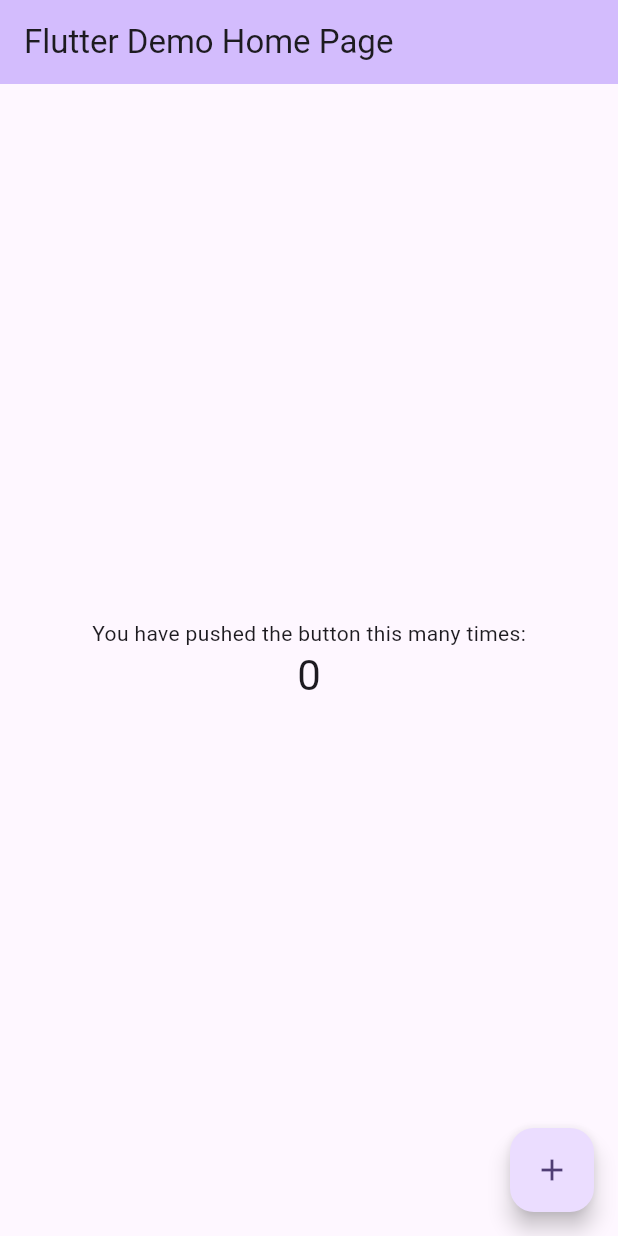
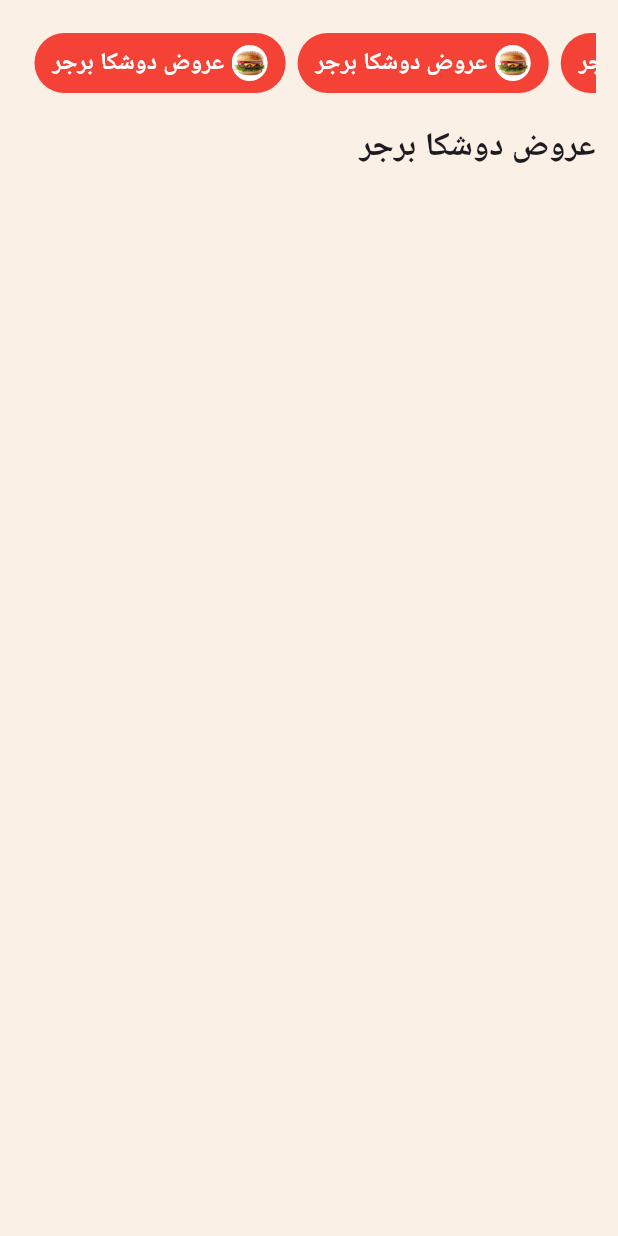
Before and after one commit to AbdelrahmanSiam/trust_flutter_task, a Flutter app: the screen it shows after launch, on a phone screen of 412 x 824 dp. Run offline on Flutter 3.47's test engine with Material 3 defaults, Android fonts, the phone set to English and light mode, and no system bars.

Commit message:
products horizontal item and list view

```diff
--- /dev/null
+++ b/lib/core/utils/app_styles.dart
@@ -0,0 +1,13 @@
+import 'package:flutter/material.dart';
+
+class AppStyles {
+
+  static const TextStyle textStyles22 = TextStyle(
+    fontSize: 22,
+    fontWeight: FontWeight.bold,
+  );
+  static TextStyle textStyles16 = TextStyle(
+    fontSize: 16,
+    fontWeight: FontWeight.bold,
+  );
+}
--- /dev/null
+++ b/lib/core/utils/assets_data.dart
@@ -0,0 +1,3 @@
+class AssetsData {
+   static const String burgur = "assets/images/burgur.jpg";
+}
--- /dev/null
+++ b/lib/features/products/presentation/views/products_view.dart
@@ -0,0 +1,13 @@
+import 'package:flutter/material.dart';
+import 'package:trust_flutter_task/features/products/presentation/views/widgets/product_view_body.dart';
+
+class ProductsView extends StatelessWidget {
+  const ProductsView({super.key});
+
+  @override
+  Widget build(BuildContext context) {
+    return Scaffold(
+      body: ProductViewBody(),
+    );
+  }
+}
--- /dev/null
+++ b/lib/features/products/presentation/views/widgets/horizontal_list_view_item.dart
@@ -0,0 +1,35 @@
+
+import 'package:flutter/material.dart';
+import 'package:trust_flutter_task/core/utils/app_styles.dart';
+import 'package:trust_flutter_task/core/utils/assets_data.dart';
+
+class HorizontalListViewItem extends StatelessWidget {
+  const HorizontalListViewItem({
+    super.key, required this.title, required this.image,
+  });
+  final String title;
+  final String image;
+  @override
+  Widget build(BuildContext context) {
+    return Padding(
+      padding: const EdgeInsets.only(left:8.0),
+      child: Container(
+        padding: const EdgeInsets.symmetric(horizontal: 12, vertical: 6),
+        height: 50,
+        decoration: BoxDecoration(
+          color: Colors.red,
+          borderRadius: BorderRadius.circular(30),
+        ),
+        child: Row(
+          children: [
+            Text(title, style: AppStyles.textStyles16.copyWith(color: Colors.white),),
+            SizedBox(width: 5,),
+            ClipRRect(
+              borderRadius: BorderRadius.circular(100),
+              child: Image.asset(image,height: 24,width: 24,fit: BoxFit.cover,)),
+          ],
+        ),
+      ),
+    );
+  }
+}
--- /dev/null
+++ b/lib/features/products/presentation/views/widgets/product_view_body.dart
@@ -0,0 +1,31 @@
+import 'package:flutter/material.dart';
+import 'package:trust_flutter_task/core/utils/app_styles.dart';
+import 'package:trust_flutter_task/core/utils/assets_data.dart';
+import 'package:trust_flutter_task/features/products/presentation/views/widgets/horizontal_list_view_item.dart';
+
+class ProductViewBody extends StatelessWidget {
+  const ProductViewBody({super.key});
+
+  @override
+  Widget build(BuildContext context) {
+    return Padding(
+      padding: const EdgeInsets.symmetric(vertical: 22.0,horizontal: 15),
+      child: Column(
+        crossAxisAlignment: CrossAxisAlignment.end,
+        children: [
+          SizedBox(
+            height: 40,
+            child: ListView.builder(
+              scrollDirection: Axis.horizontal,
+              itemCount: 10,
+              itemBuilder: (context , index){
+              return HorizontalListViewItem(title: "عروض دوشكا برجر",image: AssetsData.burgur,);
+            },),
+          ),
+          SizedBox(height: 20,),
+          Text("عروض دوشكا برجر" , style: AppStyles.textStyles22,),
+        ],
+      ),
+    );
+  }
+}
--- a/lib/main.dart
+++ b/lib/main.dart
@@ -1,4 +1,5 @@
 import 'package:flutter/material.dart';
+import 'package:trust_flutter_task/features/products/presentation/views/products_view.dart';
 
 void main() {
   runApp(const MyApp());
@@ -7,119 +8,15 @@
 class MyApp extends StatelessWidget {
   const MyApp({super.key});
 
-  // This widget is the root of your application.
   @override
   Widget build(BuildContext context) {
     return MaterialApp(
-      title: 'Flutter Demo',
+      debugShowCheckedModeBanner: false,
       theme: ThemeData(
-        // This is the theme of your application.
-        //
-        // TRY THIS: Try running your application with "flutter run". You'll see
-        // the application has a purple toolbar. Then, without quitting the app,
-        // try changing the seedColor in the colorScheme below to Colors.green
-        // and then invoke "hot reload" (save your changes or press the "hot
-        // reload" button in a Flutter-supported IDE, or press "r" if you used
-        // the command line to start the app).
-        //
-        // Notice that the counter didn't reset back to zero; the application
-        // state is not lost during the reload. To reset the state, use hot
-        // restart instead.
-        //
-        // This works for code too, not just values: Most code changes can be
-        // tested with just a hot reload.
-        colorScheme: ColorScheme.fromSeed(seedColor: Colors.deepPurple),
-        useMaterial3: true,
+        brightness: Brightness.light,
+        scaffoldBackgroundColor: Color(0XFFFAF0E6),
       ),
-      home: const MyHomePage(title: 'Flutter Demo Home Page'),
+      home: ProductsView(),
     );
   }
 }
-
-class MyHomePage extends StatefulWidget {
-  const MyHomePage({super.key, required this.title});
-
-  // This widget is the home page of your application. It is stateful, meaning
-  // that it has a State object (defined below) that contains fields that affect
-  // how it looks.
-
-  // This class is the configuration for the state. It holds the values (in this
-  // case the title) provided by the parent (in this case the App widget) and
-  // used by the build method of the State. Fields in a Widget subclass are
-  // always marked "final".
-
-  final String title;
-
-  @override
-  State<MyHomePage> createState() => _MyHomePageState();
-}
-
-class _MyHomePageState extends State<MyHomePage> {
-  int _counter = 0;
-
-  void _incrementCounter() {
-    setState(() {
-      // This call to setState tells the Flutter framework that something has
-      // changed in this State, which causes it to rerun the build method below
-      // so that the display can reflect the updated values. If we changed
-      // _counter without calling setState(), then the build method would not be
-      // called again, and so nothing would appear to happen.
-      _counter++;
-    });
-  }
-
-  @override
-  Widget build(BuildContext context) {
-    // This method is rerun every time setState is called, for instance as done
-    // by the _incrementCounter method above.
-    //
-    // The Flutter framework has been optimized to make rerunning build methods
-    // fast, so that you can just rebuild anything that needs updating rather
-    // than having to individually change instances of widgets.
-    return Scaffold(
-      appBar: AppBar(
-        // TRY THIS: Try changing the color here to a specific color (to
-        // Colors.amber, perhaps?) and trigger a hot reload to see the AppBar
-        // change color while the other colors stay the same.
-        backgroundColor: Theme.of(context).colorScheme.inversePrimary,
-        // Here we take the value from the MyHomePage object that was created by
-        // the App.build method, and use it to set our appbar title.
-        title: Text(widget.title),
-      ),
-      body: Center(
-        // Center is a layout widget. It takes a single child and positions it
-        // in the middle of the parent.
-        child: Column(
-          // Column is also a layout widget. It takes a list of children and
-          // arranges them vertically. By default, it sizes itself to fit its
-          // children horizontally, and tries to be as tall as its parent.
-          //
-          // Column has various properties to control how it sizes itself and
-          // how it positions its children. Here we use mainAxisAlignment to
-          // center the children vertically; the main axis here is the vertical
-          // axis because Columns are vertical (the cross axis would be
-          // horizontal).
-          //
-          // TRY THIS: Invoke "debug painting" (choose the "Toggle Debug Paint"
-          // action in the IDE, or press "p" in the console), to see the
-          // wireframe for each widget.
-          mainAxisAlignment: MainAxisAlignment.center,
-          children: <Widget>[
-            const Text(
-              'You have pushed the button this many times:',
-            ),
-            Text(
-              '$_counter',
-              style: Theme.of(context).textTheme.headlineMedium,
-            ),
-          ],
-        ),
-      ),
-      floatingActionButton: FloatingActionButton(
-        onPressed: _incrementCounter,
-        tooltip: 'Increment',
-        child: const Icon(Icons.add),
-      ), // This trailing comma makes auto-formatting nicer for build methods.
-    );
-  }
-}
--- a/pubspec.yaml
+++ b/pubspec.yaml
@@ -58,9 +58,8 @@
   uses-material-design: true
 
   # To add assets to your application, add an assets section, like this:
-  # assets:
-  #   - images/a_dot_burr.jpeg
-  #   - images/a_dot_ham.jpeg
+  assets:
+    - assets/images/
 
   # An image asset can refer to one or more resolution-specific "variants", see
   # https://flutter.dev/to/resolution-aware-images
```
Also changed, not shown: assets/images/burgur.jpg (added).
